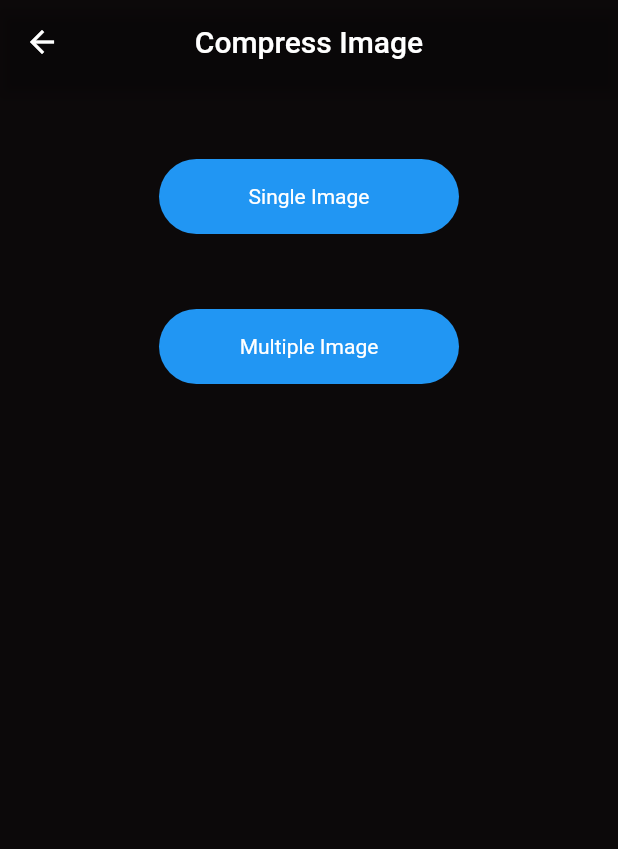
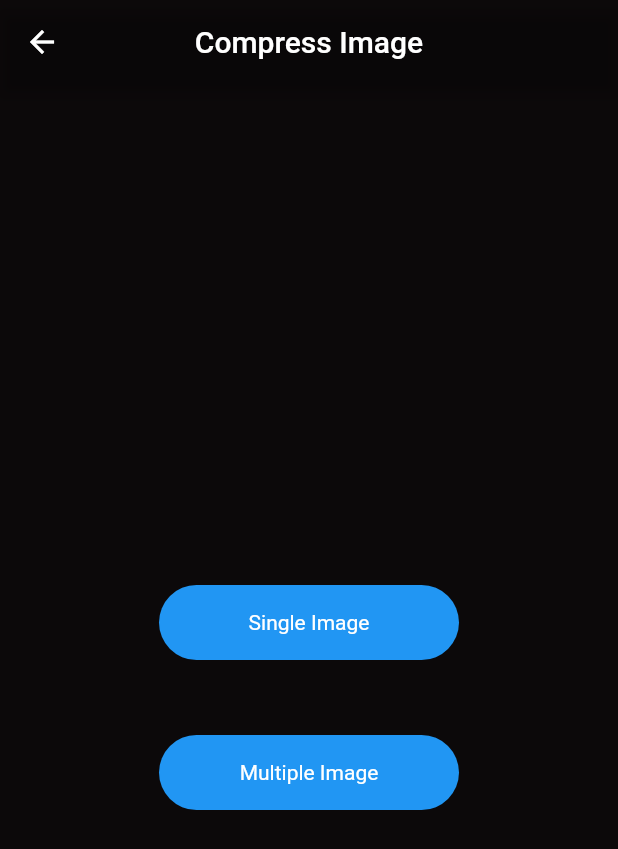
Before and after one commit to Oauth-Celestial/PicSizer, a Flutter app: the screen it shows after launch, after a tap on "Compress Image", on a phone screen of 412 x 824 dp. Shown: the top 849 px of the screen. Run offline on Flutter 3.47's test engine with Material 2 defaults, Android fonts, the light colour scheme and no system bars; our stand-ins replace flutter_animate, flutter_native_image, get, image_picker, permission_handler; missing offline and left inert: pixel_color_picker.

Commit message:
Bug Fixes

```diff
--- a/lib/Controller/SelectImageController.dart
+++ b/lib/Controller/SelectImageController.dart
@@ -51,8 +51,6 @@ class SelectImageContoller extends GetxController {
       );
       ScaffoldMessenger.of(context).showSnackBar(snackBar);
     } else {
-      if (navigateTo.toLowerCase() == "resize image") {}
-
       switch (navigateTo.toLowerCase()) {
         case "resize image":
           File image = File(selectedImage.path);
--- a/lib/View/CompressImage/CompressPage.dart
+++ b/lib/View/CompressImage/CompressPage.dart
@@ -19,6 +19,7 @@ class CompressImage extends StatelessWidget {
           child: Container(
         child: Column(
           crossAxisAlignment: CrossAxisAlignment.center,
+          mainAxisAlignment: MainAxisAlignment.center,
           children: [
             SizedBox(
               height: 50,
--- a/lib/View/Home/HomePage.dart
+++ b/lib/View/Home/HomePage.dart
@@ -1,4 +1,5 @@
 import 'package:flutter/material.dart';
+import 'package:flutter_animate/flutter_animate.dart';
 import 'package:get/get.dart';
 import 'package:picsizer/Controller/HomePageController.dart';
 import 'package:picsizer/Constants/AppColors.dart';
@@ -26,7 +27,10 @@ class HomePage extends StatelessWidget {
                 "What Can\nI help you with ?",
                 style: TextStyle(color: Colors.white, fontSize: 30),
               ),
-            ),
+            )
+                .animate()
+                .slideX(delay: Duration(milliseconds: 600))
+                .fadeIn(duration: Duration(milliseconds: 200)),
             SizedBox(
               height: 35,
             ),
@@ -46,10 +50,14 @@ class HomePage extends StatelessWidget {
                                   childAspectRatio: 3 / 1.65),
                           itemBuilder: (context, index) {
                             return Padding(
-                                padding: const EdgeInsets.all(8.0),
-                                child: HomeTile(
-                                  tileData: controller.homeOptions[index],
-                                ));
+                                    padding: const EdgeInsets.all(8.0),
+                                    child: HomeTile(
+                                      tileData: controller.homeOptions[index],
+                                    ))
+                                .animate()
+                                .fadeIn(
+                                    delay: Duration(
+                                        milliseconds: 400 * (index + 1)));
                           }),
                     ),
                   );
```
Also changed, not shown: lib/View/Home/Card/AppBottomSheet.dart (added, +34 -0 lines), lib/View/CompressImage/SingleImageCompress.dart (added).
